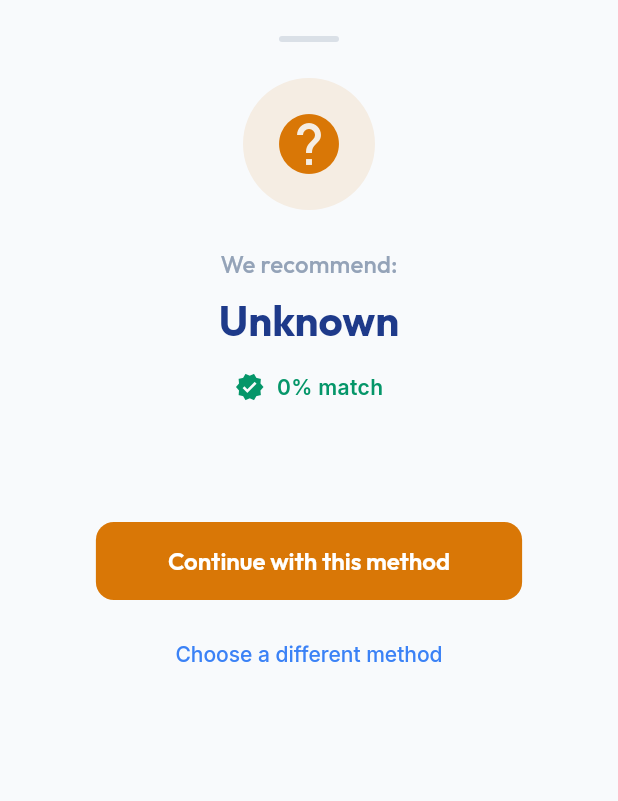
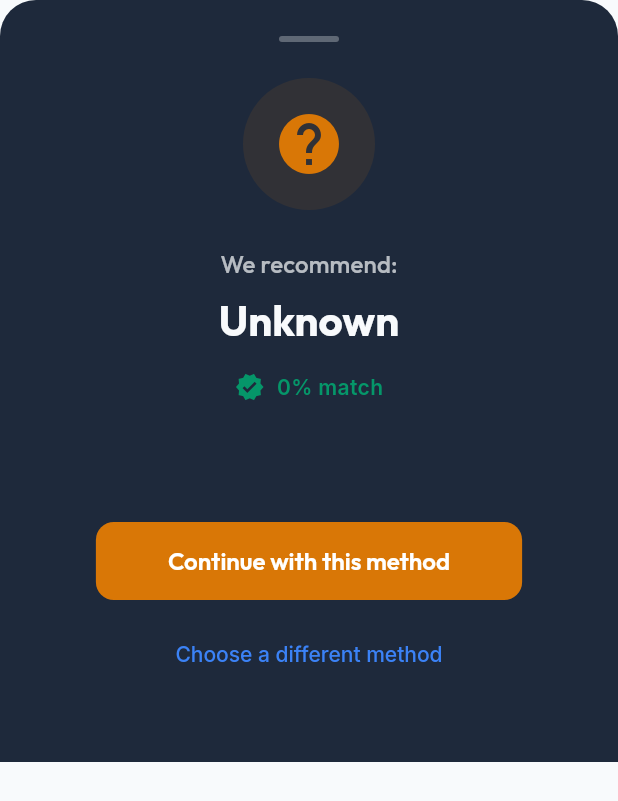
Before and after one commit to fakhrihabb/undebt, a Flutter app: the _ResultsSheet widget shown alone on an empty page, opened directly with empty values, on a phone screen of 412 x 824 dp. Shown: the top 801 px of the screen. Run offline on Flutter 3.47's test engine with Material 3 defaults, Android fonts, the phone set to English and light mode, and no system bars; our stand-ins replace flutter_animate, flutter_dotenv, go_router, google_fonts, hive, hive_flutter and 1 more; accounts and stored records are empty.

Commit message:
fix: apply all dark theme improvements properly

```diff
--- a/lib/features/onboarding/screens/method_quiz_screen.dart
+++ b/lib/features/onboarding/screens/method_quiz_screen.dart
@@ -123,7 +123,6 @@ class _MethodQuizScreenState extends State<MethodQuizScreen> {
     final question = _questions[_currentQuestion];
     final progress = (_currentQuestion + 1) / _questions.length;
 
-
     return Scaffold(
       backgroundColor: AppColors.backgroundDark,
       appBar: AppBar(
@@ -222,6 +221,7 @@ class _MethodQuizScreenState extends State<MethodQuizScreen> {
               ),
             ],
           ),
+        ),
         ),
       ),
     );
@@ -350,7 +350,7 @@ class _ResultsSheet extends StatelessWidget {
   Widget build(BuildContext context) {
     return Container(
       decoration: BoxDecoration(
-        color: Theme.of(context).scaffoldBackgroundColor,
+        color: AppColors.surfaceDark,
         borderRadius: const BorderRadius.vertical(top: Radius.circular(24)),
       ),
       padding: const EdgeInsets.all(24),
@@ -362,7 +362,7 @@ class _ResultsSheet extends StatelessWidget {
             width: 40,
             height: 4,
             decoration: BoxDecoration(
-              color: AppColors.textMuted.withOpacity(0.3),
+              color: AppColors.textOnDark.withValues(alpha: 0.3),
               borderRadius: BorderRadius.circular(2),
             ),
           ),
@@ -389,7 +389,7 @@ class _ResultsSheet extends StatelessWidget {
           Text(
             'We recommend:',
             style: Theme.of(context).textTheme.titleMedium?.copyWith(
-              color: AppColors.textMuted,
+              color: AppColors.textOnDark.withValues(alpha: 0.7),
             ),
           ),
 
@@ -398,7 +398,7 @@ class _ResultsSheet extends StatelessWidget {
           Text(
             methodName,
             style: Theme.of(context).textTheme.headlineMedium?.copyWith(
-              color: AppColors.primaryBlue,
+              color: AppColors.textOnDark,
               fontWeight: FontWeight.bold,
             ),
           ),
@@ -426,7 +426,9 @@ class _ResultsSheet extends StatelessWidget {
           // Explanation
           Text(
             explanation,
-            style: Theme.of(context).textTheme.bodyLarge,
+            style: Theme.of(context).textTheme.bodyLarge?.copyWith(
+              color: AppColors.textOnDark.withValues(alpha: 0.9),
+            ),
             textAlign: TextAlign.center,
           ),
 
```
